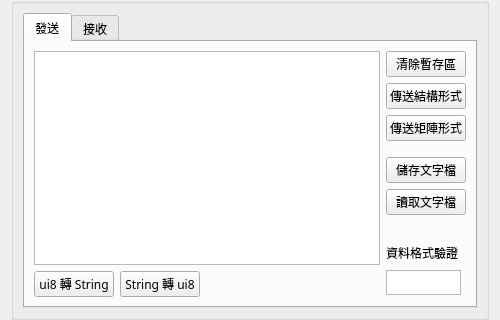
This is ui/hmi.ui in mickey9910326/ASA_HMI_Data_Agent as Qt 5 draws it before an edit; both pictures show x 0 to 500 and y 380 to 700 of the 500 by 700 pixel window. The edited form follows.
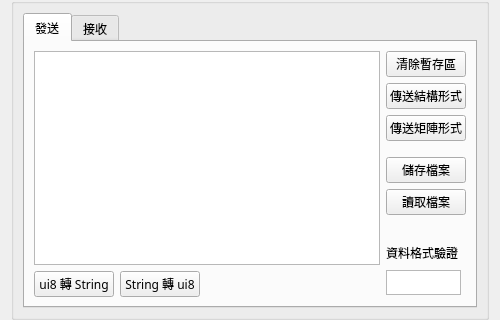
This is the edited form.

Commit message: UI更新：增加儲存檔案介面，並更改HMI部分檔案結構

What changed in the file:
```diff
--- a/ui/hmi.ui
+++ b/ui/hmi.ui
@@ -296,14 +296,14 @@
             <item>
              <widget class="QPushButton" name="send_btnSave">
               <property name="text">
-               <string>儲存文字檔</string>
+               <string>儲存檔案</string>
               </property>
              </widget>
             </item>
             <item>
              <widget class="QPushButton" name="send_btnReadFile">
               <property name="text">
-               <string>讀取文字檔</string>
+               <string>讀取檔案</string>
               </property>
              </widget>
             </item>
```
Left out of the diff: 2 changed lines with no effect on the pictures. The commit also changes 9 other files.
